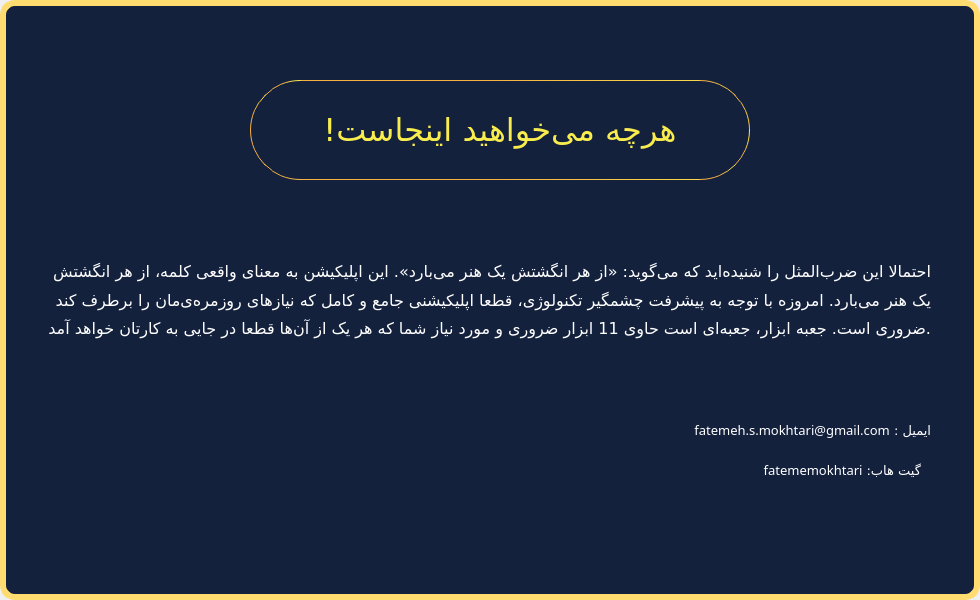
First picture: the form in Ui/AboutApp.ui, repository FatemeMokhtari/ToolBox_Python, before the edit.
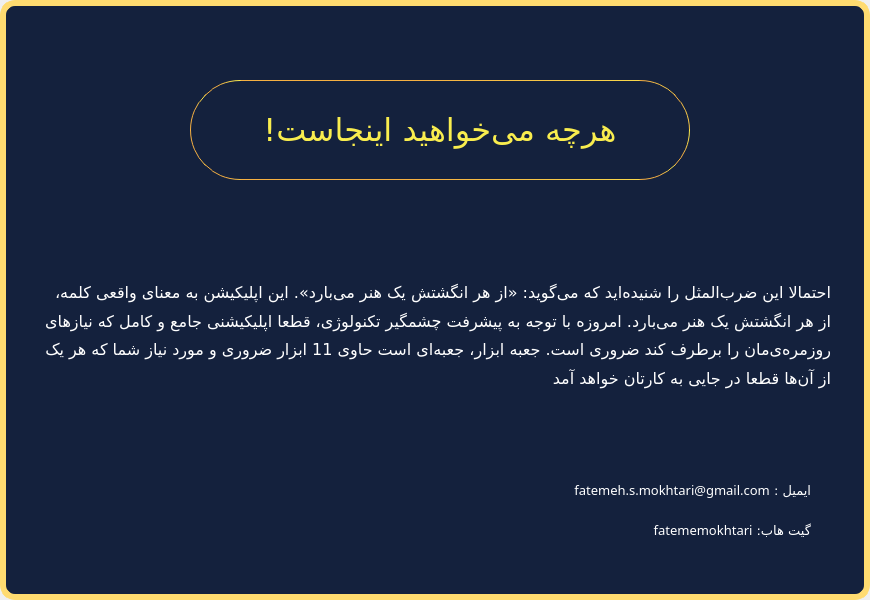
Second picture: the form after the edit. Icons and pictures are not drawn.

Commit message: Change width window

What changed in the file:
```diff
--- a/Ui/AboutApp.ui
+++ b/Ui/AboutApp.ui
@@ -6,7 +6,7 @@
    <rect>
     <x>0</x>
     <y>0</y>
-    <width>980</width>
+    <width>870</width>
     <height>600</height>
    </rect>
   </property>
@@ -19,7 +19,7 @@
      <rect>
       <x>0</x>
       <y>0</y>
-      <width>980</width>
+      <width>870</width>
       <height>600</height>
      </rect>
     </property>
@@ -42,7 +42,7 @@
     <widget class="QPushButton" name="ExitButton">
      <property name="geometry">
       <rect>
-       <x>930</x>
+       <x>820</x>
        <y>20</y>
        <width>25</width>
        <height>25</height>
@@ -74,7 +74,7 @@
     <widget class="QLabel" name="label">
      <property name="geometry">
       <rect>
-       <x>250</x>
+       <x>190</x>
        <y>80</y>
        <width>500</width>
        <height>100</height>
@@ -104,8 +104,8 @@
       <rect>
        <x>40</x>
        <y>240</y>
-       <width>891</width>
-       <height>131</height>
+       <width>791</width>
+       <height>201</height>
       </rect>
      </property>
      <property name="font">
@@ -127,7 +127,7 @@
       <number>1</number>
      </property>
      <property name="text">
-      <string>&lt;html&gt;&lt;head/&gt;&lt;body&gt;&lt;p align=&quot;right&quot; style=&quot;line-height:1.5&quot;&gt;&lt;span style=&quot; font-size:12pt;&quot;&gt;احتمالا این ضرب‌المثل را شنیده‌اید که می‌گوید: «از هر انگشتش یک هنر می‌بارد». این اپلیکیشن به معنای واقعی کلمه، از هر انگشتش یک هنر می‌بارد. امروزه با توجه به پیشرفت چشمگیر تکنولوژی، قطعا اپلیکیشنی جامع و کامل که نیازهای روزمره‌ی‌مان را برطرف کند ضروری است. جعبه ابزار، جعبه‌ای است حاوی 11 ابزار ضروری و مورد نیاز شما که هر یک از آن‌ها قطعا در جایی به کارتان خواهد آمد.&lt;/span&gt;&lt;/p&gt;&lt;/body&gt;&lt;/html&gt;</string>
+      <string>&lt;html&gt;&lt;head/&gt;&lt;body&gt;&lt;p align=&quot;right&quot; style=&quot; line-height:1.5&quot;&gt;&lt;span style=&quot; font-size:12pt;&quot;&gt;احتمالا این ضرب‌المثل را شنیده‌اید که می‌گوید: «از هر انگشتش یک هنر می‌بارد». این اپلیکیشن به معنای واقعی کلمه، از هر انگشتش یک هنر می‌بارد. امروزه با توجه به پیشرفت چشمگیر تکنولوژی، قطعا اپلیکیشنی جامع و کامل که نیازهای روزمره‌ی‌مان را برطرف کند ضروری است. جعبه ابزار، جعبه‌ای است حاوی 11 ابزار ضروری و مورد نیاز شما که هر یک از آن‌ها قطعا در جایی به کارتان خواهد آمد&lt;/span&gt;&lt;/p&gt;&lt;/body&gt;&lt;/html&gt;</string>
      </property>
      <property name="wordWrap">
       <bool>true</bool>
@@ -139,8 +139,8 @@
     <widget class="QLabel" name="label_3">
      <property name="geometry">
       <rect>
-       <x>680</x>
-       <y>420</y>
+       <x>560</x>
+       <y>480</y>
        <width>251</width>
        <height>20</height>
       </rect>
@@ -164,8 +164,8 @@
     <widget class="QLabel" name="label_4">
      <property name="geometry">
       <rect>
-       <x>670</x>
-       <y>460</y>
+       <x>560</x>
+       <y>520</y>
        <width>251</width>
        <height>20</height>
       </rect>
```
The commit also changes 1 other file.
